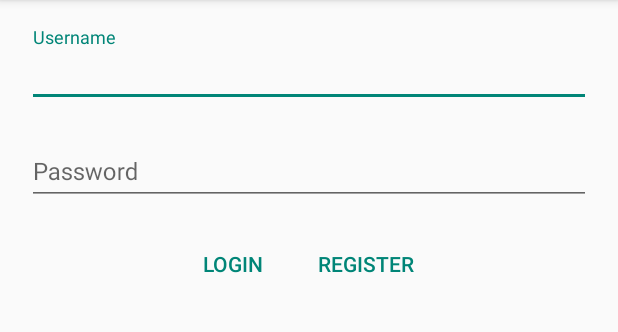
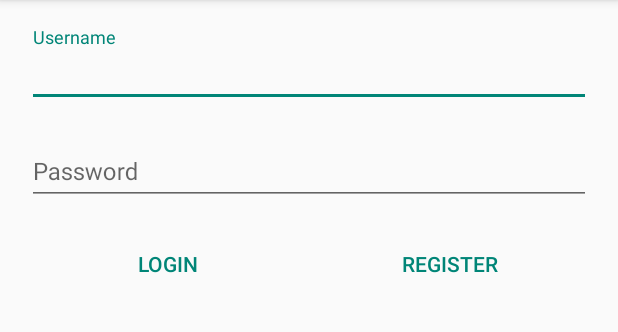
Before and after one commit to matzew/NotesKotlin, an Android app: the screen it shows after launch (LoginActivity), on a phone screen of 412 x 824 dp, the part 84-416 px from its top. Run offline under Robolectric (Android 15) with nearby library versions, the phone set to English and light mode, and no system bars; 1 statement that could not run was skipped.

Commit message:
bigger login and register button

```diff
--- a/app/src/main/res/layout/login_activity.xml
+++ b/app/src/main/res/layout/login_activity.xml
@@ -15,6 +15,7 @@
 			android:layout_height="wrap_content"
 			android:layout_marginBottom="@dimen/size_12"
 			android:ellipsize="end"
+			android:fontFamily="sans-serif"
 			android:hint="@string/username"
 			android:singleLine="true"
 			android:textSize="@dimen/text_16"/>
@@ -29,6 +30,7 @@
 			android:layout_width="match_parent"
 			android:layout_height="wrap_content"
 			android:layout_marginBottom="@dimen/size_12"
+			android:fontFamily="sans-serif"
 			android:hint="@string/password"
 			android:inputType="textPassword"
 			android:singleLine="true"
@@ -36,25 +38,25 @@
 	</android.support.design.widget.TextInputLayout>
 
 	<LinearLayout
-		android:layout_width="wrap_content"
+		android:layout_width="match_parent"
 		android:layout_height="wrap_content"
-		android:layout_gravity="center_horizontal"
+		android:layout_gravity="center"
 		android:orientation="horizontal">
 
 		<Button
 			android:id="@+id/login_action"
 			style="?android:attr/buttonBarButtonStyle"
-			android:layout_width="wrap_content"
+			android:layout_width="0dp"
 			android:layout_height="wrap_content"
-			android:layout_marginEnd="@dimen/size_12"
-			android:layout_marginRight="@dimen/size_12"
+			android:layout_weight="1"
 			android:text="@string/login"/>
 
 		<Button
 			android:id="@+id/login_register"
 			style="?android:attr/buttonBarButtonStyle"
-			android:layout_width="wrap_content"
+			android:layout_width="0dp"
 			android:layout_height="wrap_content"
+			android:layout_weight="1"
 			android:text="@string/register"/>
 
 	</LinearLayout>
```
